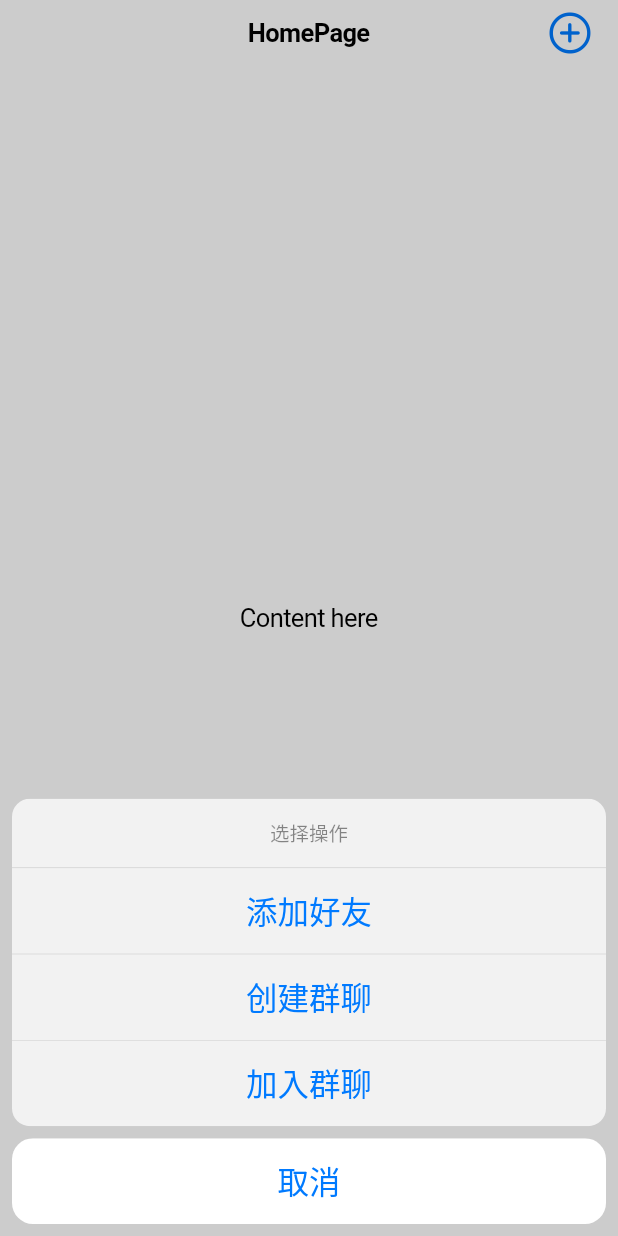
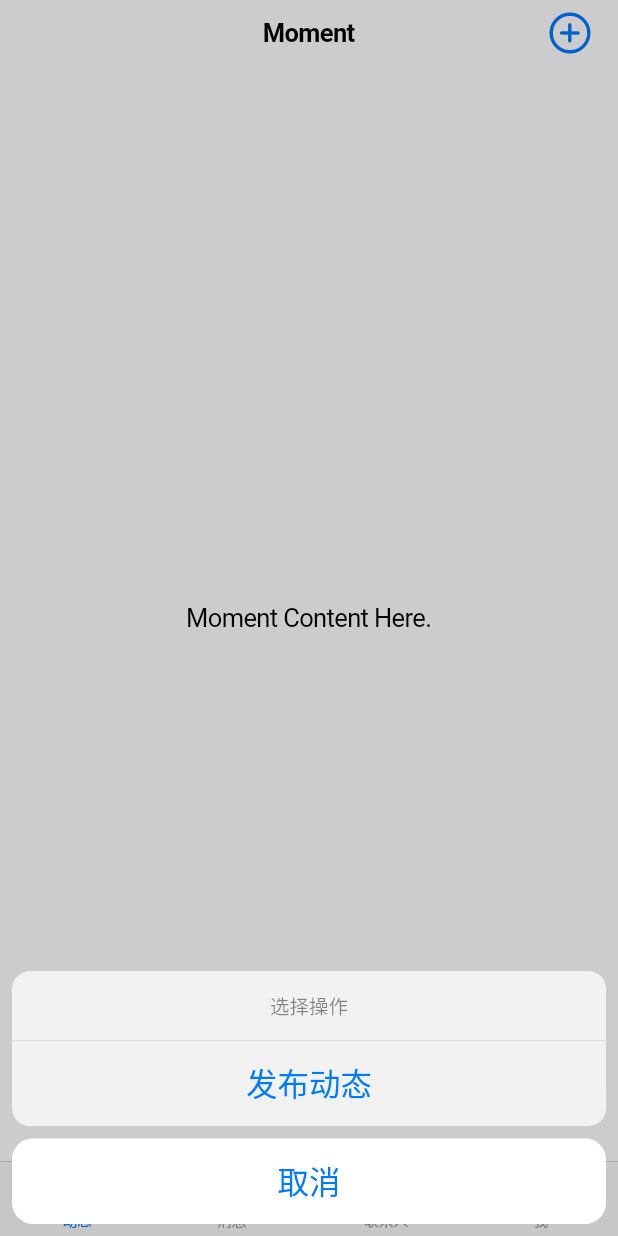
Before and after one commit to YanShuq1/chat_app, a Flutter app: the screen it shows after launch, after a tap on an icon or button, on a phone screen of 412 x 824 dp. Run offline on Flutter 3.47's test engine with Material 3 defaults, Android fonts, the light colour scheme and no system bars.

Commit message:
feat: add moment,chat,contacts,card pages. add gesture detector widget. perf: home page change into a CupertinoTabScaffold widget.

```diff
--- a/lib/main.dart
+++ b/lib/main.dart
@@ -12,8 +12,8 @@
   Widget build(BuildContext context) {
     return const CupertinoApp(
       debugShowCheckedModeBanner: false,
-      title: 'Chat Demo',
-      home: MyHomePage(title: 'Chat Demo'),
+      title: 'ChatApp Demo',
+      home: MyHomePage(),
     );
   }
 }
--- a/lib/pages/home/home.dart
+++ b/lib/pages/home/home.dart
@@ -1,9 +1,11 @@
+import 'package:chat_app/pages/card/card.dart';
+import 'package:chat_app/pages/chat/chat.dart';
+import 'package:chat_app/pages/contacts/contacts.dart';
+import 'package:chat_app/pages/moments/moments.dart';
 import 'package:flutter/cupertino.dart';
 
 class MyHomePage extends StatefulWidget {
-  const MyHomePage({super.key, required this.title});
-
-  final String title;
+  const MyHomePage({super.key});
 
   @override
   State<MyHomePage> createState() => _MyHomePageState();
@@ -12,53 +14,57 @@ class MyHomePage extends StatefulWidget {
 class _MyHomePageState extends State<MyHomePage> {
   @override
   Widget build(BuildContext context) {
-    return CupertinoPageScaffold(
-      navigationBar: CupertinoNavigationBar(
-        trailing: GestureDetector(
-          onTap: () {
-            showCupertinoModalPopup(
-              context: context,
-              builder: (BuildContext context) => CupertinoActionSheet(
-                title: const Text('选择操作'),
-                actions: <CupertinoActionSheetAction>[
-                  CupertinoActionSheetAction(
-                    child: const Text('添加好友'),
-                    onPressed: () {
-                      //print("Selected: Item 1");
-                      Navigator.pop(context);
-                    },
-                  ),
-                  CupertinoActionSheetAction(
-                    child: const Text('创建群聊'),
-                    onPressed: () {
-                      //print("Selected: Item 2");
-                      Navigator.pop(context);
-                    },
-                  ),
-                  CupertinoActionSheetAction(
-                    child: const Text('加入群聊'),
-                    onPressed: () {
-                      //print("Selected: Item 3");
-                      Navigator.pop(context);
-                    },
-                  ),
-                ],
-                cancelButton: CupertinoActionSheetAction(
-                  child: const Text('取消'),
-                  onPressed: () {
-                    Navigator.pop(context);
-                  },
+    return CupertinoTabScaffold(
+        tabBar: CupertinoTabBar(
+          items: const <BottomNavigationBarItem>[
+            BottomNavigationBarItem(
+              icon: Icon(CupertinoIcons.paperplane),
+              label: '动态',
+            ),
+            BottomNavigationBarItem(
+                icon: Icon(
+                  CupertinoIcons.bubble_left_bubble_right,
                 ),
-              ),
-            );
-          },
-          child: const Icon(CupertinoIcons.add_circled),
+                label: '消息'),
+            BottomNavigationBarItem(
+                icon: Icon(CupertinoIcons.person_3), label: '联系人'),
+            BottomNavigationBarItem(
+                icon: Icon(CupertinoIcons.person), label: '我'),
+          ],
         ),
-        middle: const Text("HomePage"),
-      ),
-      child: const Center(
-        child: Text("Content here"),
-      ),
-    );
+        tabBuilder: (context, index) {
+          late final CupertinoTabView returnView;
+          switch (index) {
+            case 0:
+              returnView = CupertinoTabView(
+                builder: (context) {
+                  return const MyMomemntsPage();
+                },
+              );
+              break;
+            case 1:
+              returnView = CupertinoTabView(
+                builder: (context) {
+                  return const MyChatPage();
+                },
+              );
+              break;
+            case 2:
+              returnView = CupertinoTabView(
+                builder: (context) {
+                  return const MyContactsPage();
+                },
+              );
+              break;
+            case 3:
+              returnView = CupertinoTabView(
+                builder: (context) {
+                  return const MyCardPage();
+                },
+              );
+              break;
+          }
+          return returnView;
+        });
   }
 }
--- /dev/null
+++ b/lib/pages/moments/moments.dart
@@ -0,0 +1,24 @@
+import 'package:chat_app/widgets/my_moment_manage_gesture_detector.dart';
+import 'package:flutter/cupertino.dart';
+
+class MyMomemntsPage extends StatefulWidget {
+  const MyMomemntsPage({super.key});
+
+  @override
+  State<MyMomemntsPage> createState() => _MyMomemntsPageState();
+}
+
+class _MyMomemntsPageState extends State<MyMomemntsPage> {
+  @override
+  Widget build(BuildContext context) {
+    return const CupertinoPageScaffold(
+      navigationBar: CupertinoNavigationBar(
+        trailing: MyMomentManageGestureDetector(),
+        middle: Text("Moment"),
+      ),
+      child: Center(
+        child: Text("Moment Content Here."),
+      )
+      );
+  }
+}
--- /dev/null
+++ b/lib/widgets/my_moment_manage_gesture_detector.dart
@@ -0,0 +1,36 @@
+import 'package:flutter/cupertino.dart';
+
+class MyMomentManageGestureDetector extends StatelessWidget {
+  //联系人管理监听手势按钮组件，负责添加/删除好友，创建群聊业务
+  const MyMomentManageGestureDetector({super.key});
+
+  @override
+  Widget build(BuildContext context) {
+    return GestureDetector(
+      onTap: () {
+        showCupertinoModalPopup(
+          context: context,
+          builder: (BuildContext context) => CupertinoActionSheet(
+            title: const Text('选择操作'),
+            actions: <CupertinoActionSheetAction>[
+              CupertinoActionSheetAction(
+                child: const Text('发布动态'),
+                onPressed: () {
+                  //print("Selected: Item 1");
+                  Navigator.pop(context);
+                },
+              ),
+            ],
+            cancelButton: CupertinoActionSheetAction(
+              child: const Text('取消'),
+              onPressed: () {
+                Navigator.pop(context);
+              },
+            ),
+          ),
+        );
+      },
+      child: const Icon(CupertinoIcons.add_circled),
+    );
+  }
+}
```
Also changed, not shown: lib/pages/card/card.dart (added, +17 -0 lines), lib/pages/chat/chat.dart (added, +18 -0 lines), lib/pages/contacts/contacts.dart (added, +22 -0 lines), lib/widgets/contacts_manage_gesture_detector.dart (added, +50 -0 lines).
